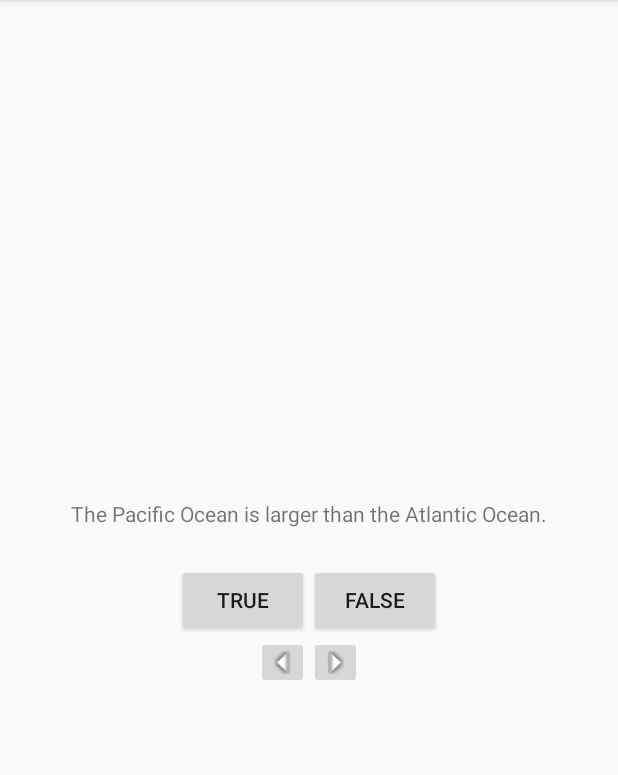
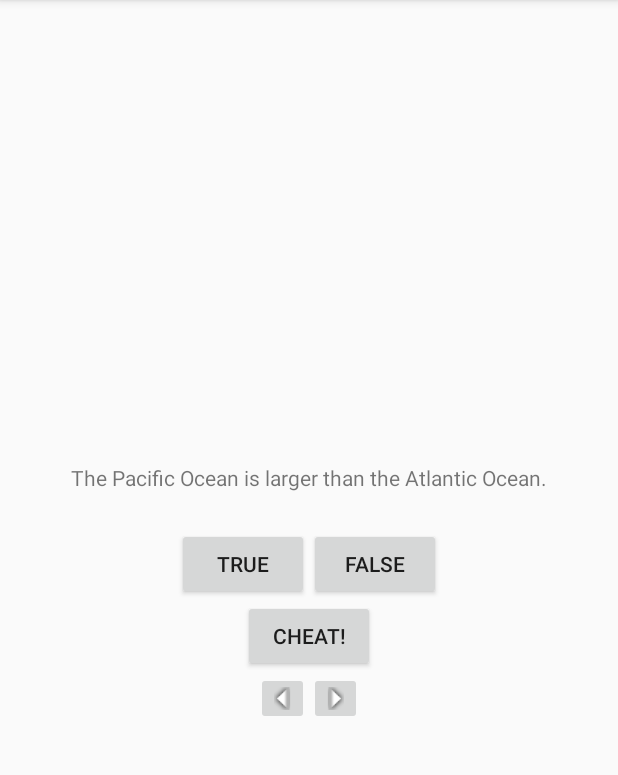
Before and after one commit to GusevaEvgenia/book_lessons, an Android app: the screen it shows after launch (MainActivity), after a tap on "TRUE", on a phone screen of 412 x 824 dp, the part 84-859 px from its top. Run offline under Robolectric (Android 15) with nearby library versions, the phone set to English and light mode, and no system bars.

Commit message:
GeoQuiz: add gheater function

```diff
--- a/GeoQuiz/app/src/main/AndroidManifest.xml
+++ b/GeoQuiz/app/src/main/AndroidManifest.xml
@@ -16,6 +16,8 @@
                 <category android:name="android.intent.category.LAUNCHER" />
             </intent-filter>
         </activity>
+        <activity android:name=".CheatActivity"
+                  android:label="@string/app_name" />
     </application>
 
 </manifest>
--- a/GeoQuiz/app/src/main/java/com/lessons_book/belkin/geoquiz/MainActivity.java
+++ b/GeoQuiz/app/src/main/java/com/lessons_book/belkin/geoquiz/MainActivity.java
@@ -1,5 +1,6 @@
 package com.lessons_book.belkin.geoquiz;
 
+import android.content.Intent;
 import android.support.v4.app.TaskStackBuilder;
 import android.support.v7.app.ActionBarActivity;
 import android.os.Bundle;
@@ -22,7 +23,9 @@ public class MainActivity extends ActionBarActivity {
     private Button mFalseButton;
     private ImageButton mPrevButton;
     private ImageButton mNextButton;
+    private Button mCheatButton;
     private TextView mQuestionTextView;
+    private boolean mIsCheater;
 
     private TrueFalse[] mQuestionBank = new TrueFalse[]{
             new TrueFalse(R.string.question_oceans, true),
@@ -44,15 +47,27 @@ public class MainActivity extends ActionBarActivity {
 
         int messageResId = 0;
 
-        if(userPressedTrue == answerIsTrue){
-            messageResId = R.string.correct_toast;
-        }else{
-            messageResId = R.string.incorrect_toast;
+        if (mIsCheater) {
+            messageResId = R.string.judgment_toast;
+        } else {
+            if (userPressedTrue == answerIsTrue) {
+                messageResId = R.string.correct_toast;
+            } else {
+                messageResId = R.string.incorrect_toast;
+            }
         }
 
         Toast.makeText(MainActivity.this,
                 messageResId,
                 Toast.LENGTH_SHORT).show();
+    }
+
+    @Override
+    protected void onActivityResult(int requestCode, int resultCode, Intent data) {
+        if (data == null) {
+            return;
+        }
+        mIsCheater = data.getBooleanExtra(CheatActivity.EXTRA_ANSWER_SHOW, false);
     }
 
     @Override
@@ -98,6 +113,17 @@ public class MainActivity extends ActionBarActivity {
             }
         });
 
+        mCheatButton = (Button)findViewById(R.id.cheat_button);
+        mCheatButton.setOnClickListener(new View.OnClickListener() {
+            @Override
+            public void onClick(View v) {
+                Intent i = new Intent(MainActivity.this, CheatActivity.class);
+                boolean answerIsTrue = mQuestionBank[mCurrentIndex].isTrueQuestion();
+                i.putExtra(CheatActivity.EXTRA_ANSWER_IS_TRUE, answerIsTrue);
+                startActivityForResult(i, 0);
+            }
+        });
+
         mPrevButton = (ImageButton)findViewById(R.id.prev_button);
         mPrevButton.setOnClickListener(new View.OnClickListener() {
             @Override
@@ -116,6 +142,7 @@ public class MainActivity extends ActionBarActivity {
             @Override
             public void onClick(View v) {
                 mCurrentIndex = (mCurrentIndex + 1) % mQuestionBank.length;
+                mIsCheater = false;
                 updateQuestion();
             }
         });
--- a/GeoQuiz/app/src/main/res/layout-land/activity_main.xml
+++ b/GeoQuiz/app/src/main/res/layout-land/activity_main.xml
@@ -42,4 +42,11 @@
         android:layout_gravity="bottom|right"
         android:src="@mipmap/arrow_right"/>
 
+    <Button
+        android:id="@+id/cheat_button"
+        android:layout_width="wrap_content"
+        android:layout_height="wrap_content"
+        android:layout_gravity="bottom|center"
+        android:text="@string/cheat_button"/>
+
 </FrameLayout>
--- a/GeoQuiz/app/src/main/res/layout/activity_main.xml
+++ b/GeoQuiz/app/src/main/res/layout/activity_main.xml
@@ -28,6 +28,12 @@
             android:text="@string/false_button"/>
     </LinearLayout>
 
+    <Button
+        android:id="@+id/cheat_button"
+        android:layout_width="wrap_content"
+        android:layout_height="wrap_content"
+        android:text="@string/cheat_button"/>
+
     <LinearLayout
         android:layout_width="wrap_content"
         android:layout_height="wrap_content"
@@ -46,5 +52,4 @@
             android:src="@mipmap/arrow_right"/>
     </LinearLayout>
 
-
 </LinearLayout>
```
Also changed, not shown: GeoQuiz/app/src/main/java/com/lessons_book/belkin/geoquiz/CheatActivity.java (added, +52 -0 lines).
